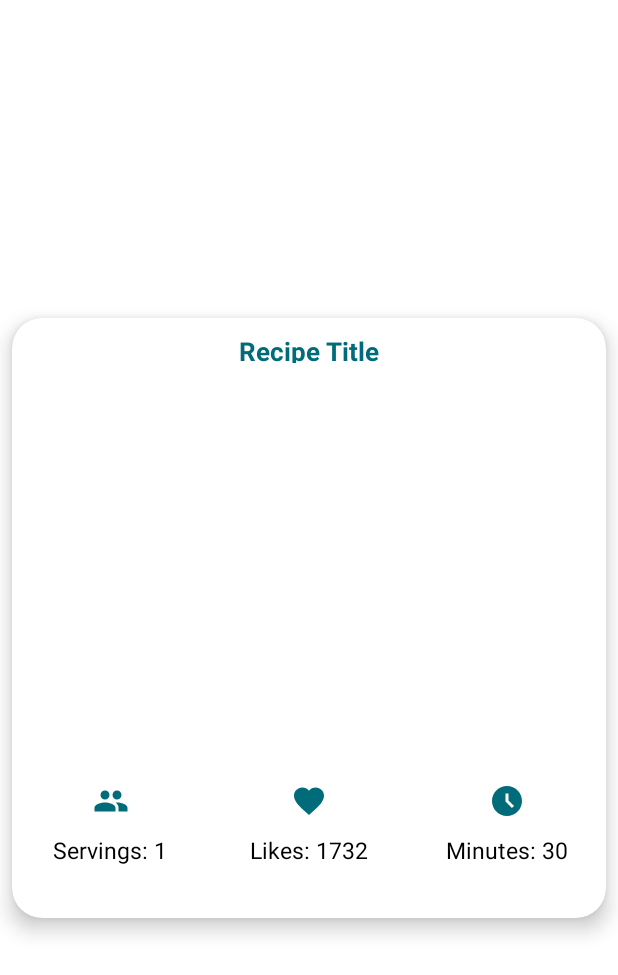
After one commit to SashaKuechenmeister1/Mixipe-Final-Year-Project-, an Android app: the layout swipe_item.xml on its own in the app's theme, with its tools: preview values and no code run, on a phone screen of 412 x 824 dp. The commit adds this screen. Shown: the top 975 px of the screen. Run offline under Robolectric (Android 15) with nearby library versions, the phone set to English and light mode, and no system bars.

Commit message:
added empty swipeable recipe cards

```diff
--- a/Mixipe/app/build.gradle
+++ b/Mixipe/app/build.gradle
@@ -46,7 +46,7 @@ dependencies {
     androidTestImplementation 'androidx.test.ext:junit:1.1.3'
     androidTestImplementation 'androidx.test.espresso:espresso-core:3.4.0'
 
-
+    //swipeable cards
     implementation 'com.lorentzos.swipecards:library:1.0.9@aar'
 
     implementation 'androidx.legacy:legacy-support-v4:1.0.0'
@@ -65,6 +65,8 @@ dependencies {
     implementation 'com.squareup.retrofit2:converter-gson:2.9.0' //gson converter
     implementation 'com.squareup.picasso:picasso:2.71828' //load images from url
 
+    implementation 'com.jakewharton:butterknife:6.1.0'
+
 
 
 
--- a/Mixipe/app/src/main/AndroidManifest.xml
+++ b/Mixipe/app/src/main/AndroidManifest.xml
@@ -33,7 +33,7 @@
             </intent-filter>
         </activity>
         <activity
-            android:name=".MainActivity"
+            android:name=".Swipe"
             android:exported="true">
             <intent-filter>
                 <action android:name="android.intent.action.MAIN" />
--- a/Mixipe/app/src/main/java/com/example/mixipe/Adapters/RecipeAdapter.java
+++ b/Mixipe/app/src/main/java/com/example/mixipe/Adapters/RecipeAdapter.java
@@ -12,10 +12,13 @@ import androidx.cardview.widget.CardView;
 import androidx.recyclerview.widget.RecyclerView;
 
 import com.example.mixipe.Listeners.RecipeOnClickListener;
+import com.example.mixipe.Models.RandomRecipe;
 import com.example.mixipe.Models.Recipe;
 import com.example.mixipe.R;
 import com.squareup.picasso.Picasso;
 
+import java.security.AccessControlContext;
+import java.util.ArrayList;
 import java.util.List;
 
 public class RecipeAdapter extends RecyclerView.Adapter<RecipeViewHolder>{
--- a/Mixipe/app/src/main/java/com/example/mixipe/Liked.java
+++ b/Mixipe/app/src/main/java/com/example/mixipe/Liked.java
@@ -33,7 +33,7 @@ public class Liked extends AppCompatActivity {
                         return true;
 
                     case R.id.swipe:
-                        startActivity(new Intent(getApplicationContext(), MainActivity.class));
+                        startActivity(new Intent(getApplicationContext(), Swipe.class));
                         overridePendingTransition(0, 0);
                         return true;
 
--- a/Mixipe/app/src/main/java/com/example/mixipe/Login.java
+++ b/Mixipe/app/src/main/java/com/example/mixipe/Login.java
@@ -74,7 +74,7 @@ public class Login extends AppCompatActivity {
                     public void onComplete(@NonNull Task<AuthResult> task) {
                         if (task.isSuccessful()) {
                             Toast.makeText(Login.this, "Login Successful", Toast.LENGTH_SHORT).show();
-                            startActivity(new Intent(getApplicationContext(), MainActivity.class));
+                            startActivity(new Intent(getApplicationContext(), Swipe.class));
                         } else {
                             Toast.makeText(Login.this, "Error ! " + task.getException().getMessage(), Toast.LENGTH_SHORT).show();
                             progressBar.setVisibility(View.GONE);
--- a/Mixipe/app/src/main/java/com/example/mixipe/Register.java
+++ b/Mixipe/app/src/main/java/com/example/mixipe/Register.java
@@ -43,7 +43,7 @@ public class Register extends AppCompatActivity {
 
 
         if(mAuth.getCurrentUser() != null) {
-            startActivity(new Intent(getApplicationContext(), MainActivity.class));
+            startActivity(new Intent(getApplicationContext(), Swipe.class));
             finish();
         }
 
@@ -93,7 +93,7 @@ public class Register extends AppCompatActivity {
                     public void onComplete(@NonNull Task<AuthResult> task) {
                         if(task.isSuccessful()) {
                             Toast.makeText(Register.this, "User Created", Toast.LENGTH_SHORT).show();
-                            startActivity(new Intent(getApplicationContext(), MainActivity.class));
+                            startActivity(new Intent(getApplicationContext(), Swipe.class));
                         }
                         else {
                             Toast.makeText(Register.this, "Error ! " + task.getException().getMessage(), Toast.LENGTH_SHORT).show();
--- a/Mixipe/app/src/main/java/com/example/mixipe/Search.java
+++ b/Mixipe/app/src/main/java/com/example/mixipe/Search.java
@@ -135,7 +135,7 @@ public class Search extends AppCompatActivity implements BottomNavigationView.On
                 return true;
 
             case R.id.swipe:
-                startActivity(new Intent(getApplicationContext(), MainActivity.class));
+                startActivity(new Intent(getApplicationContext(), Swipe.class));
                 overridePendingTransition(0, 0);
                 return true;
 
--- /dev/null
+++ b/Mixipe/app/src/main/res/drawable/ic_rotate_left.xml
@@ -0,0 +1,6 @@
+<vector android:height="24dp" android:tint="#006C79"
+    android:viewportHeight="24" android:viewportWidth="24"
+    android:width="24dp" xmlns:android="http://schemas.android.com/apk/res/android">
+    <path android:fillColor="@android:color/white" android:pathData="M17.59,18l1.41,-1.41l-4.58,-4.59l4.58,-4.59l-1.41,-1.41l-6,6z"/>
+    <path android:fillColor="@android:color/white" android:pathData="M11,18l1.41,-1.41l-4.58,-4.59l4.58,-4.59l-1.41,-1.41l-6,6z"/>
+</vector>
--- /dev/null
+++ b/Mixipe/app/src/main/res/drawable/ic_rotate_right.xml
@@ -0,0 +1,6 @@
+<vector android:height="24dp" android:tint="#006C79"
+    android:viewportHeight="24" android:viewportWidth="24"
+    android:width="24dp" xmlns:android="http://schemas.android.com/apk/res/android">
+    <path android:fillColor="@android:color/white" android:pathData="M6.41,6l-1.41,1.41l4.58,4.59l-4.58,4.59l1.41,1.41l6,-6z"/>
+    <path android:fillColor="@android:color/white" android:pathData="M13,6l-1.41,1.41l4.58,4.59l-4.58,4.59l1.41,1.41l6,-6z"/>
+</vector>
--- /dev/null
+++ b/Mixipe/app/src/main/res/layout/swipe_item.xml
@@ -0,0 +1,126 @@
+<?xml version="1.0" encoding="utf-8"?>
+<androidx.cardview.widget.CardView xmlns:android="http://schemas.android.com/apk/res/android"
+    android:layout_width="match_parent"
+    android:layout_height="400dp"
+    xmlns:app="http://schemas.android.com/apk/res-auto"
+    app:cardBackgroundColor="@color/white"
+    app:cardElevation="8dp"
+    app:cardCornerRadius="20dp"
+    android:layout_margin="8dp"
+    android:id="@+id/list_container"
+    android:layout_gravity="center">
+
+    <LinearLayout
+        android:layout_width="match_parent"
+        android:layout_height="wrap_content"
+        android:orientation="vertical">
+
+        <TextView
+            android:id="@+id/TitleView"
+            android:layout_width="match_parent"
+            android:layout_height="40dp"
+            android:ellipsize="marquee"
+            android:marqueeRepeatLimit="marquee_forever"
+            android:padding="10dp"
+            android:scrollHorizontally="true"
+            android:singleLine="true"
+            android:text="Recipe Title"
+            android:textAlignment="center"
+            android:textColor="@color/purple_700"
+            android:textSize="17sp"
+            android:textStyle="bold" />
+
+        <ImageView
+            android:id="@+id/RecipeImageView"
+            android:layout_width="match_parent"
+            android:layout_height="250dp"
+            android:layout_margin="10dp"
+            android:scaleType="centerCrop" />
+        <LinearLayout
+            android:layout_width="match_parent"
+            android:layout_height="wrap_content"
+            android:orientation="horizontal">
+            <LinearLayout
+                android:layout_width="0dp"
+                android:layout_height="wrap_content"
+                android:orientation="vertical"
+                android:gravity="center"
+                android:layout_weight="1">
+                <ImageView
+                    android:src="@drawable/ic_serving_size"
+                    android:layout_width="wrap_content"
+                    android:layout_height="wrap_content"/>
+                <TextView
+                    android:id="@+id/servings_size"
+                    android:textSize="15sp"
+                    android:padding="10dp"
+                    android:text="Servings: 1"
+                    android:textColor="@color/black"
+                    android:layout_width="wrap_content"
+                    android:layout_height="wrap_content"/>
+            </LinearLayout>
+            <LinearLayout
+                android:layout_width="0dp"
+                android:layout_height="wrap_content"
+                android:orientation="vertical"
+                android:gravity="center"
+                android:layout_weight="1">
+                <ImageView
+                    android:src="@drawable/ic_rating"
+                    android:layout_width="wrap_content"
+                    android:layout_height="wrap_content"/>
+                <TextView
+                    android:id="@+id/rating"
+                    android:textSize="15sp"
+                    android:padding="10dp"
+                    android:text="Likes: 1732"
+                    android:textColor="@color/black"
+                    android:layout_width="wrap_content"
+                    android:layout_height="wrap_content"/>
+            </LinearLayout>
+            <LinearLayout
+                android:layout_width="0dp"
+                android:layout_height="wrap_content"
+                android:orientation="vertical"
+                android:gravity="center"
+                android:layout_weight="1">
+                <ImageView
+                    android:src="@drawable/ic_cooking_time"
+                    android:layout_width="wrap_content"
+                    android:layout_height="wrap_content"/>
+                <TextView
+                    android:id="@+id/cooking_time"
+                    android:textSize="15dp"
+                    android:padding="10dp"
+                    android:text="Minutes: 30"
+                    android:textColor="@color/black"
+                    android:layout_width="wrap_content"
+                    android:layout_height="wrap_content"/>
+            </LinearLayout>
+
+        </LinearLayout>
+
+
+
+    </LinearLayout>
+
+    <View
+        android:id="@+id/item_swipe_left_indicator"
+        android:alpha="0"
+
+        android:layout_width="20dp"
+        android:layout_height="20dp"
+        android:layout_margin="10dp"
+        android:background="@drawable/ic_rotate_right" />
+
+    <View
+        android:id="@+id/item_swipe_right_indicator"
+        android:alpha="0"
+        android:layout_width="20dp"
+        android:layout_height="20dp"
+        android:layout_margin="10dp"
+        android:layout_gravity="right"
+        android:background="@drawable/ic_rotate_left" />
+
+
+</androidx.cardview.widget.CardView>
--- a/Mixipe/app/src/main/res/values/strings.xml
+++ b/Mixipe/app/src/main/res/values/strings.xml
@@ -9,6 +9,8 @@
     <string name="forgot_password">Forgot Password?</string>
     <string name="register">Register</string>
     <string name="password">Password</string>
+    <string name="hello_world">HelloWorld</string>
+
 
     <string-array name="tags">
         <item>main course</item>
```
Also changed, not shown: Mixipe/app/src/main/java/com/example/mixipe/MainActivity.java (deleted, +0 -82 lines), Mixipe/app/src/main/java/com/example/mixipe/Swipe.java (added, +154 -0 lines), Mixipe/app/src/main/res/layout/activity_swipe.xml (renamed from Mixipe/app/src/main/res/layout/activity_main.xml, +16 -7 lines).
